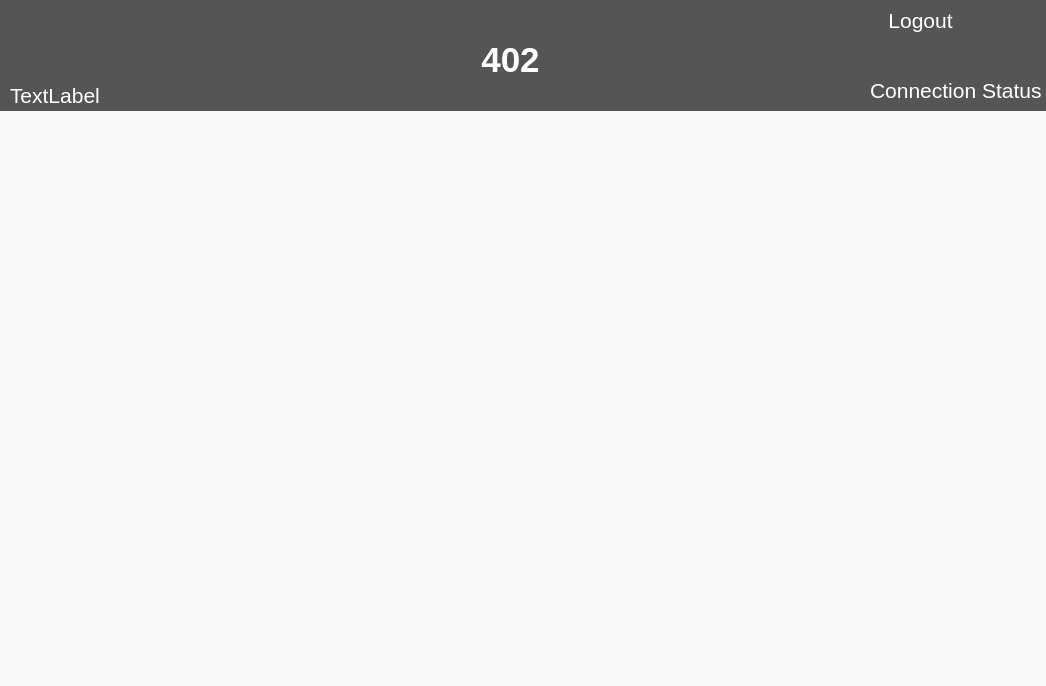
First picture: the form in QT/chairs.ui, repository LuciaCG/Bluebird, before the edit.
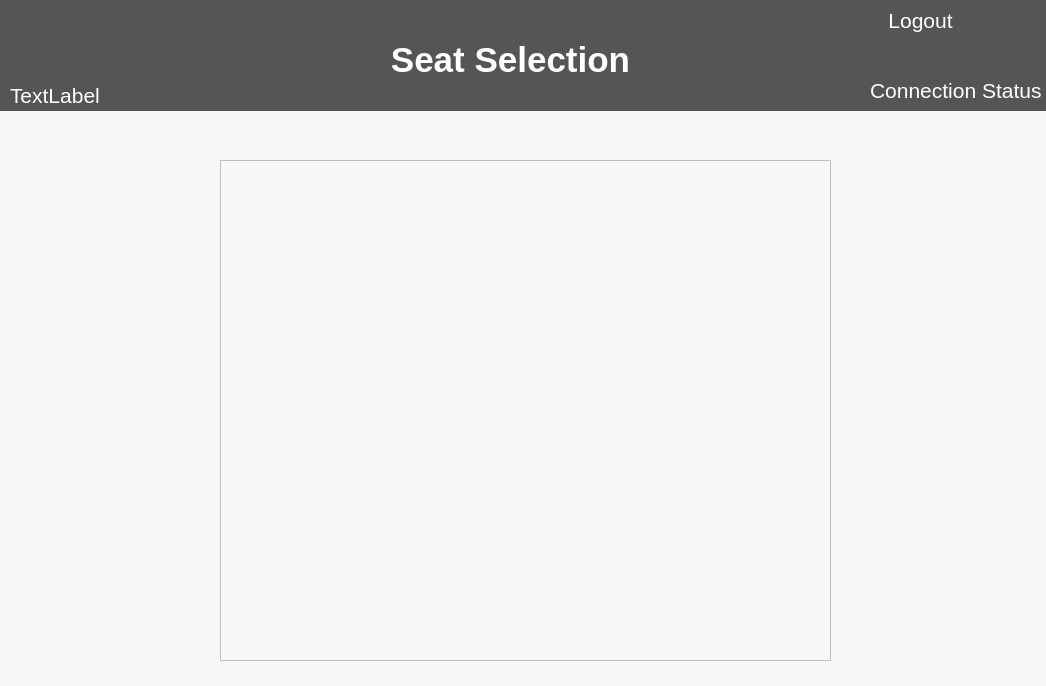
Second picture: the form after the edit.

Commit message: Begining of seats selection database  display

```diff
--- a/QT/chairs.ui
+++ b/QT/chairs.ui
@@ -13,6 +13,9 @@
   <property name="windowTitle">
    <string>Form</string>
   </property>
+  <property name="styleSheet">
+   <string notr="true">background-color: #f8f8f8;</string>
+  </property>
   <widget class="QWidget" name="Body" native="true">
    <property name="geometry">
     <rect>
@@ -90,7 +93,7 @@
 font-weight:bold;</string>
      </property>
      <property name="text">
-      <string>&lt;html&gt;&lt;head/&gt;&lt;body&gt;&lt;p align=&quot;center&quot;&gt;402&lt;/p&gt;&lt;/body&gt;&lt;/html&gt;</string>
+      <string>&lt;html&gt;&lt;head/&gt;&lt;body&gt;&lt;p align=&quot;center&quot;&gt;Seat Selection&lt;/p&gt;&lt;/body&gt;&lt;/html&gt;</string>
      </property>
     </widget>
     <widget class="QLabel" name="label_3">
@@ -128,6 +131,58 @@
      </property>
     </widget>
    </widget>
+   <widget class="QTableView" name="tableView">
+    <property name="geometry">
+     <rect>
+      <x>220</x>
+      <y>160</y>
+      <width>611</width>
+      <height>501</height>
+     </rect>
+    </property>
+    <property name="minimumSize">
+     <size>
+      <width>611</width>
+      <height>501</height>
+     </size>
+    </property>
+    <property name="autoFillBackground">
+     <bool>false</bool>
+    </property>
+    <property name="styleSheet">
+     <string notr="true">QHeaderView::section { background-color:#555555; color:#FFFFFF; font-weight:bold;}</string>
+    </property>
+    <property name="verticalScrollBarPolicy">
+     <enum>Qt::ScrollBarAsNeeded</enum>
+    </property>
+    <property name="horizontalScrollBarPolicy">
+     <enum>Qt::ScrollBarAsNeeded</enum>
+    </property>
+    <property name="sizeAdjustPolicy">
+     <enum>QAbstractScrollArea::AdjustToContentsOnFirstShow</enum>
+    </property>
+    <property name="selectionBehavior">
+     <enum>QAbstractItemView::SelectItems</enum>
+    </property>
+    <attribute name="horizontalHeaderDefaultSectionSize">
+     <number>100</number>
+    </attribute>
+    <attribute name="horizontalHeaderHighlightSections">
+     <bool>true</bool>
+    </attribute>
+    <attribute name="horizontalHeaderMinimumSectionSize">
+     <number>50</number>
+    </attribute>
+    <attribute name="horizontalHeaderStretchLastSection">
+     <bool>false</bool>
+    </attribute>
+    <attribute name="verticalHeaderVisible">
+     <bool>true</bool>
+    </attribute>
+    <attribute name="verticalHeaderStretchLastSection">
+     <bool>false</bool>
+    </attribute>
+   </widget>
   </widget>
  </widget>
  <resources/>
```
The commit also changes 3 other files.
